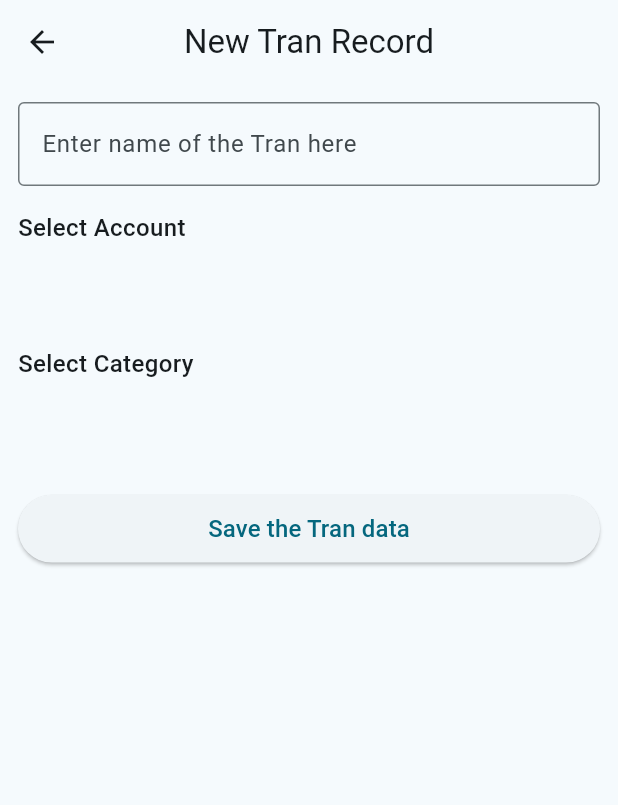
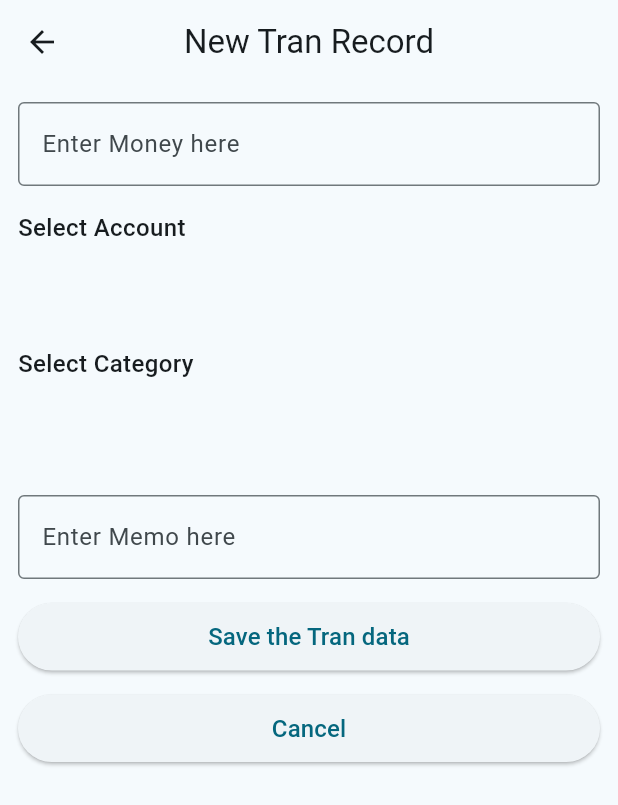
Before and after one commit to Thinnakorn050/mywallet, a Flutter app: the TranFormPage screen opened directly, on a phone screen of 412 x 824 dp. Shown: the top 805 px of the screen. Run offline on Flutter 3.47's test engine with Material 3 defaults, Android fonts, the phone set to English and light mode, and no system bars; our stand-ins replace font_awesome_flutter, sqflite; accounts and stored records are empty.

Commit message:
add more in form page

```diff
--- a/lib/pages/tran_form_page.dart
+++ b/lib/pages/tran_form_page.dart
@@ -15,18 +15,11 @@ class TranFormPage extends StatefulWidget {
 }
 
 class _TranFormPageState extends State<TranFormPage> {
+  final TextEditingController _moneyController = TextEditingController();
   final TextEditingController _nameController = TextEditingController();
-  static final List<Color> _colors = [
-    Color(0xFF000000),
-    Color(0xFFFFFFFF),
-    Color(0xFF947867),
-    Color(0xFFC89234),
-    Color(0xFF862F07),
-    Color(0xFF2F1B15),
-  ];
+
   static final List<Account> _accounts = [];
-  static final List<Category> _categories =
-      []; // Assuming you have a Category class
+  static final List<Category> _categories = [];
 
   final DatabaseService _databaseService = DatabaseService();
 
@@ -38,6 +31,7 @@ class _TranFormPageState extends State<TranFormPage> {
     super.initState();
     if (widget.tran != null) {
       _nameController.text = widget.tran!.memo;
+      _moneyController.text = widget.tran!.money.toString();
     }
   }
 
@@ -62,7 +56,8 @@ class _TranFormPageState extends State<TranFormPage> {
   }
 
   Future<void> _onSave() async {
-    final money = 100; // Replace with your actual value
+    final money =
+        int.parse(_moneyController.text); // Replace with your actual value
     final date = DateTime.now();
     final memo = _nameController.text; // Use the value from the TextField
     final account = _accounts[_selectedAccount];
@@ -96,6 +91,10 @@ class _TranFormPageState extends State<TranFormPage> {
     Navigator.pop(context);
   }
 
+  Future<void> _onCancel() async {
+    Navigator.pop(context);
+  }
+
   @override
   Widget build(BuildContext context) {
     return Scaffold(
@@ -109,15 +108,13 @@ class _TranFormPageState extends State<TranFormPage> {
           crossAxisAlignment: CrossAxisAlignment.stretch,
           children: [
             TextField(
-              controller: _nameController,
+              controller: _moneyController,
               decoration: InputDecoration(
                 border: OutlineInputBorder(),
-                hintText: 'Enter name of the Tran here',
+                hintText: 'Enter Money here',
               ),
             ),
             SizedBox(height: 16.0),
-
-            // Breed Selector
             FutureBuilder<List<Account>>(
               future: _getAccounts(),
               builder: (context, accountSnapshot) {
@@ -160,6 +157,14 @@ class _TranFormPageState extends State<TranFormPage> {
               },
             ),
             SizedBox(height: 24.0),
+            TextField(
+              controller: _nameController,
+              decoration: InputDecoration(
+                border: OutlineInputBorder(),
+                hintText: 'Enter Memo here',
+              ),
+            ),
+            SizedBox(height: 16.0),
             SizedBox(
               height: 45.0,
               child: ElevatedButton(
@@ -172,6 +177,19 @@ class _TranFormPageState extends State<TranFormPage> {
                 ),
               ),
             ),
+            SizedBox(height: 16.0),
+            SizedBox(
+              height: 45.0,
+              child: ElevatedButton(
+                onPressed: _onCancel,
+                child: Text(
+                  'Cancel',
+                  style: TextStyle(
+                    fontSize: 16.0,
+                  ),
+                ),
+              ),
+            ),
           ],
         ),
       ),
```
Also changed, not shown: lib/common_widgets/tran_builder.dart (+34 -16 lines), lib/pages/account_form_page.dart (+17 -0 lines), lib/pages/category_form_page.dart (+17 -0 lines).
